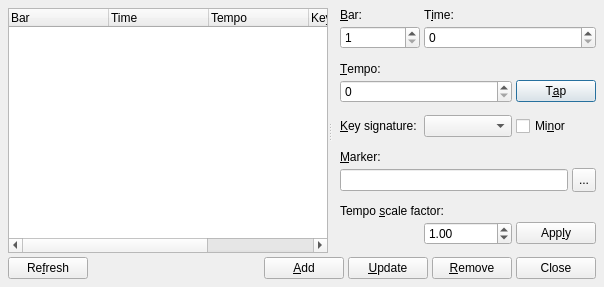
rncbc/qtractor, file src/qtractorTimeScaleForm.ui: the form before one commit.
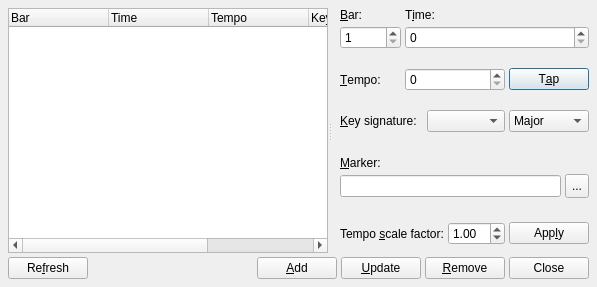
The form after the commit. Icons and pictures are not drawn. Custom widgets are drawn as their Qt base class.

Commit message: [xkeysig] First attempt to support basic key-signature map (thru Markers interface). (6)

The edit to the form file:
```diff
--- a/src/qtractorTimeScaleForm.ui
+++ b/src/qtractorTimeScaleForm.ui
@@ -112,12 +112,6 @@
        </property>
        <item row="0" column="0">
         <widget class="QLabel" name="BarTextLabel">
-         <property name="sizePolicy">
-          <sizepolicy hsizetype="Minimum" vsizetype="Fixed">
-           <horstretch>0</horstretch>
-           <verstretch>0</verstretch>
-          </sizepolicy>
-         </property>
          <property name="minimumSize">
           <size>
            <width>60</width>
@@ -134,12 +128,6 @@
        </item>
        <item row="1" column="0">
         <widget class="QSpinBox" name="BarSpinBox">
-         <property name="sizePolicy">
-          <sizepolicy hsizetype="Minimum" vsizetype="Fixed">
-           <horstretch>0</horstretch>
-           <verstretch>0</verstretch>
-          </sizepolicy>
-         </property>
          <property name="minimumSize">
           <size>
            <width>60</width>
@@ -160,7 +148,7 @@
          </property>
         </widget>
        </item>
-       <item row="0" column="1" colspan="3">
+       <item row="0" column="1" colspan="5">
         <widget class="QLabel" name="TimeTextLabel">
          <property name="minimumSize">
           <size>
@@ -176,7 +164,7 @@
          </property>
         </widget>
        </item>
-       <item row="1" column="1" colspan="3">
+       <item row="1" column="1" colspan="5">
         <widget class="qtractorTimeSpinBox" name="TimeSpinBox">
          <property name="minimumSize">
           <size>
@@ -189,7 +177,7 @@
          </property>
         </widget>
        </item>
-       <item row="2" column="0" colspan="4">
+       <item row="2" column="0" colspan="6">
         <spacer>
          <property name="orientation">
           <enum>Qt::Vertical</enum>
@@ -205,20 +193,8 @@
          </property>
         </spacer>
        </item>
-       <item row="3" column="0" colspan="4">
+       <item row="3" column="0">
         <widget class="QLabel" name="TempoTextLabel">
-         <property name="sizePolicy">
-          <sizepolicy hsizetype="Expanding" vsizetype="Fixed">
-           <horstretch>0</horstretch>
-           <verstretch>0</verstretch>
-          </sizepolicy>
-         </property>
-         <property name="minimumSize">
-          <size>
-           <width>80</width>
-           <height>0</height>
-          </size>
-         </property>
          <property name="text">
           <string>&amp;Tempo:</string>
          </property>
@@ -227,14 +203,8 @@
          </property>
         </widget>
        </item>
-       <item row="4" column="0" colspan="2">
+       <item row="3" column="1" colspan="3">
         <widget class="qtractorTempoSpinBox" name="TempoSpinBox">
-         <property name="sizePolicy">
-          <sizepolicy hsizetype="Expanding" vsizetype="Fixed">
-           <horstretch>0</horstretch>
-           <verstretch>0</verstretch>
-          </sizepolicy>
-         </property>
          <property name="minimumSize">
           <size>
            <width>80</width>
@@ -246,14 +216,14 @@
          </property>
         </widget>
        </item>
-       <item row="4" column="2" colspan="2">
+       <item row="3" column="4" colspan="2">
         <widget class="QPushButton" name="TempoTapPushButton">
          <property name="text">
           <string>T&amp;ap</string>
          </property>
         </widget>
        </item>
-       <item row="5" column="0" colspan="4">
+       <item row="4" column="0" colspan="6">
         <spacer>
          <property name="orientation">
           <enum>Qt::Vertical</enum>
@@ -269,20 +239,8 @@
          </property>
         </spacer>
        </item>
-       <item row="6" column="0">
+       <item row="5" column="0" colspan="2">
         <widget class="QLabel" name="KeySignatureTextLabel">
-         <property name="sizePolicy">
-          <sizepolicy hsizetype="Expanding" vsizetype="Fixed">
-           <horstretch>0</horstretch>
-           <verstretch>0</verstretch>
-          </sizepolicy>
-         </property>
-         <property name="minimumSize">
-          <size>
-           <width>80</width>
-           <height>0</height>
-          </size>
-         </property>
          <property name="text">
           <string>&amp;Key signature:</string>
          </property>
@@ -291,14 +249,8 @@
          </property>
         </widget>
        </item>
-       <item row="6" column="1">
+       <item row="5" column="2" colspan="2">
         <widget class="QComboBox" name="KeySignatureAccidentalsComboBox">
-         <property name="sizePolicy">
-          <sizepolicy hsizetype="Expanding" vsizetype="Fixed">
-           <horstretch>0</horstretch>
-           <verstretch>0</verstretch>
-          </sizepolicy>
-         </property>
          <property name="toolTip">
           <string>Key signature (accidentals)</string>
          </property>
@@ -307,17 +259,27 @@
          </property>
         </widget>
        </item>
-       <item row="6" column="2" colspan="2">
-        <widget class="QCheckBox" name="KeySignatureMinorCheckBox">
-         <property name="text">
-          <string>Mi&amp;nor</string>
-         </property>
+       <item row="5" column="4" colspan="2">
+        <widget class="QComboBox" name="KeySignatureModeComboBox">
          <property name="toolTip">
           <string>Key signature (minor)</string>
          </property>
+         <property name="editable">
+          <bool>false</bool>
+         </property>
+         <item>
+          <property name="text">
+           <string>Major</string>
+          </property>
+         </item>
+         <item>
+          <property name="text">
+           <string>Minor</string>
+          </property>
+         </item>
         </widget>
        </item>
-       <item row="7" column="0" colspan="4">
+       <item row="6" column="0" colspan="6">
         <spacer>
          <property name="orientation">
           <enum>Qt::Vertical</enum>
@@ -328,12 +290,12 @@
          <property name="sizeHint">
           <size>
            <width>20</width>
-           <height>8</height>
+           <height>20</height>
           </size>
          </property>
         </spacer>
        </item>
-       <item row="8" column="0" colspan="4">
+       <item row="7" column="0" colspan="6">
         <widget class="QLabel" name="MarkerTextLabel">
          <property name="text">
           <string>&amp;Marker:</string>
@@ -343,14 +305,14 @@
          </property>
         </widget>
        </item>
-       <item row="9" column="0" colspan="3">
+       <item row="8" column="0" colspan="5">
         <widget class="QLineEdit" name="MarkerTextLineEdit">
          <property name="toolTip">
           <string>Marker text</string>
          </property>
         </widget>
        </item>
-       <item row="9" column="3">
+       <item row="8" column="5">
         <widget class="QToolButton" name="MarkerColorToolButton">
          <property name="minimumSize">
           <size>
@@ -369,7 +331,7 @@
          </property>
         </widget>
        </item>
-       <item row="10" column="0" colspan="4">
+       <item row="9" column="0" colspan="6">
         <spacer>
          <property name="orientation">
           <enum>Qt::Vertical</enum>
@@ -380,12 +342,12 @@
          <property name="sizeHint">
           <size>
            <width>20</width>
-           <height>8</height>
+           <height>20</height>
           </size>
          </property>
         </spacer>
        </item>
-       <item row="11" column="0" colspan="4">
+       <item row="10" column="0" colspan="3">
         <widget class="QLabel" name="TempoFactorTextLabel">
          <property name="text">
           <string>Tempo &amp;scale factor:</string>
@@ -395,27 +357,8 @@
          </property>
         </widget>
        </item>
-       <item row="12" column="0">
-        <spacer>
-         <property name="orientation">
-          <enum>Qt::Horizontal</enum>
-         </property>
-         <property name="sizeHint">
-          <size>
-           <width>20</width>
-           <height>8</height>
-          </size>
-         </property>
-        </spacer>
-       </item>
-       <item row="12" column="1">
+       <item row="10" column="3">
         <widget class="QDoubleSpinBox" name="TempoFactorSpinBox">
-         <property name="minimumSize">
-          <size>
-           <width>60</width>
-           <height>0</height>
-          </size>
-         </property>
          <property name="toolTip">
           <string>Tempo scale factor</string>
          </property>
@@ -439,7 +382,7 @@
          </property>
         </widget>
        </item>
-	   <item row="12" column="2" colspan="2">
+       <item row="10" column="4" colspan="2">
         <widget class="QPushButton" name="TempoFactorPushButton">
          <property name="text">
           <string>App&amp;ly</string>
```
Left out of the diff: 6 changed lines with no effect on the pictures. The commit also changes 6 other files.
